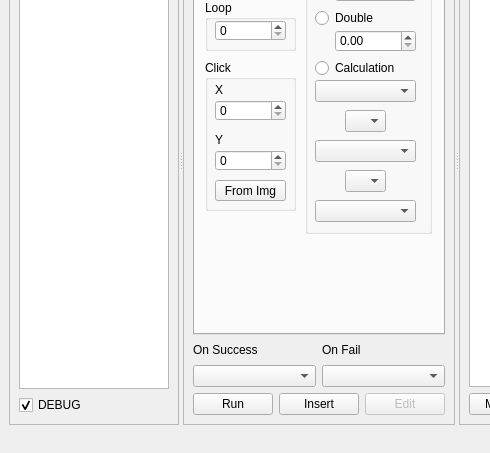
jupiterbjy/python-macro-practice, file qtUI/pymacro.ui: the form before one commit; both pictures show x 0 to 490 and y 134 to 587 of the 740 by 587 pixel window.
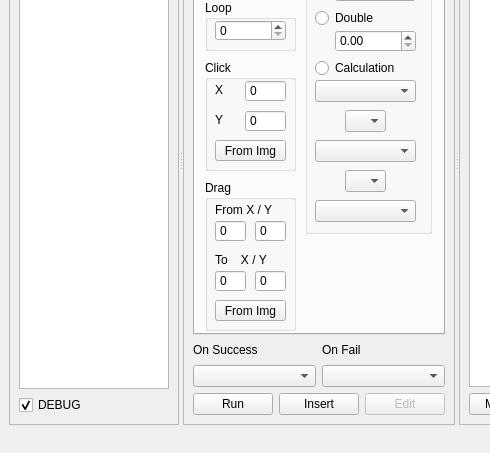
The form after the commit. The open tabs and pages were chosen to show the change.

Commit message: Fix Object name remaining after method element selection changes. New Icon for 'Drag' element. Reverted back Abort mechanism for 'Wait' element. Drag element added.

```diff
--- a/qtUI/pymacro.ui
+++ b/qtUI/pymacro.ui
@@ -771,7 +771,7 @@
               <x>10</x>
               <y>130</y>
               <width>91</width>
-              <height>151</height>
+              <height>111</height>
              </rect>
             </property>
             <property name="title">
@@ -781,7 +781,7 @@
              <property name="geometry">
               <rect>
                <x>10</x>
-               <y>120</y>
+               <y>80</y>
                <width>71</width>
                <height>21</height>
               </rect>
@@ -790,25 +790,12 @@
               <string>From Img</string>
              </property>
             </widget>
-            <widget class="QSpinBox" name="ySpin">
-             <property name="geometry">
-              <rect>
-               <x>10</x>
-               <y>90</y>
-               <width>71</width>
-               <height>21</height>
-              </rect>
-             </property>
-             <property name="maximum">
-              <number>10000</number>
-             </property>
-            </widget>
             <widget class="QLabel" name="label_6">
              <property name="geometry">
               <rect>
                <x>10</x>
-               <y>70</y>
-               <width>81</width>
+               <y>50</y>
+               <width>21</width>
                <height>20</height>
               </rect>
              </property>
@@ -816,25 +803,12 @@
               <string>Y</string>
              </property>
             </widget>
-            <widget class="QSpinBox" name="xSpin">
-             <property name="geometry">
-              <rect>
-               <x>10</x>
-               <y>40</y>
-               <width>71</width>
-               <height>21</height>
-              </rect>
-             </property>
-             <property name="maximum">
-              <number>10000</number>
-             </property>
-            </widget>
             <widget class="QLabel" name="label_5">
              <property name="geometry">
               <rect>
                <x>10</x>
                <y>20</y>
-               <width>81</width>
+               <width>21</width>
                <height>20</height>
               </rect>
              </property>
@@ -842,6 +816,38 @@
               <string>X</string>
              </property>
             </widget>
+            <widget class="QSpinBox" name="clickX">
+             <property name="geometry">
+              <rect>
+               <x>40</x>
+               <y>20</y>
+               <width>41</width>
+               <height>22</height>
+              </rect>
+             </property>
+             <property name="frame">
+              <bool>true</bool>
+             </property>
+             <property name="buttonSymbols">
+              <enum>QAbstractSpinBox::NoButtons</enum>
+             </property>
+            </widget>
+            <widget class="QSpinBox" name="clickY">
+             <property name="geometry">
+              <rect>
+               <x>40</x>
+               <y>50</y>
+               <width>41</width>
+               <height>22</height>
+              </rect>
+             </property>
+             <property name="frame">
+              <bool>true</bool>
+             </property>
+             <property name="buttonSymbols">
+              <enum>QAbstractSpinBox::NoButtons</enum>
+             </property>
+            </widget>
            </widget>
            <widget class="QGroupBox" name="varGroup">
             <property name="geometry">
@@ -990,6 +996,122 @@
              </property>
             </widget>
            </widget>
+           <widget class="QGroupBox" name="dragGroup">
+            <property name="geometry">
+             <rect>
+              <x>10</x>
+              <y>250</y>
+              <width>91</width>
+              <height>151</height>
+             </rect>
+            </property>
+            <property name="title">
+             <string>Drag</string>
+            </property>
+            <widget class="QPushButton" name="dragFromImg">
+             <property name="geometry">
+              <rect>
+               <x>10</x>
+               <y>120</y>
+               <width>71</width>
+               <height>21</height>
+              </rect>
+             </property>
+             <property name="text">
+              <string>From Img</string>
+             </property>
+            </widget>
+            <widget class="QLabel" name="label_15">
+             <property name="geometry">
+              <rect>
+               <x>10</x>
+               <y>20</y>
+               <width>81</width>
+               <height>20</height>
+              </rect>
+             </property>
+             <property name="text">
+              <string>From X / Y</string>
+             </property>
+            </widget>
+            <widget class="QSpinBox" name="dragFromX">
+             <property name="geometry">
+              <rect>
+               <x>10</x>
+               <y>40</y>
+               <width>31</width>
+               <height>22</height>
+              </rect>
+             </property>
+             <property name="frame">
+              <bool>true</bool>
+             </property>
+             <property name="buttonSymbols">
+              <enum>QAbstractSpinBox::NoButtons</enum>
+             </property>
+            </widget>
+            <widget class="QSpinBox" name="dragFromY">
+             <property name="geometry">
+              <rect>
+               <x>50</x>
+               <y>40</y>
+               <width>31</width>
+               <height>22</height>
+              </rect>
+             </property>
+             <property name="frame">
+              <bool>true</bool>
+             </property>
+             <property name="buttonSymbols">
+              <enum>QAbstractSpinBox::NoButtons</enum>
+             </property>
+            </widget>
+            <widget class="QLabel" name="label_16">
+             <property name="geometry">
+              <rect>
+               <x>10</x>
+               <y>70</y>
+               <width>81</width>
+               <height>20</height>
+              </rect>
+             </property>
+             <property name="text">
+              <string>To    X / Y</string>
+             </property>
+            </widget>
+            <widget class="QSpinBox" name="dragToY">
+             <property name="geometry">
+              <rect>
+               <x>50</x>
+               <y>90</y>
+               <width>31</width>
+               <height>22</height>
+              </rect>
+             </property>
+             <property name="frame">
+              <bool>true</bool>
+             </property>
+             <property name="buttonSymbols">
+              <enum>QAbstractSpinBox::NoButtons</enum>
+             </property>
+            </widget>
+            <widget class="QSpinBox" name="dragToX">
+             <property name="geometry">
+              <rect>
+               <x>10</x>
+               <y>90</y>
+               <width>31</width>
+               <height>22</height>
+              </rect>
+             </property>
+             <property name="frame">
+              <bool>true</bool>
+             </property>
+             <property name="buttonSymbols">
+              <enum>QAbstractSpinBox::NoButtons</enum>
+             </property>
+            </widget>
+           </widget>
           </widget>
           <widget class="QWidget" name="debugTab">
            <attribute name="title">
```
Left out of the diff: 10 changed lines with no effect on the pictures. The commit also changes 9 other files.
